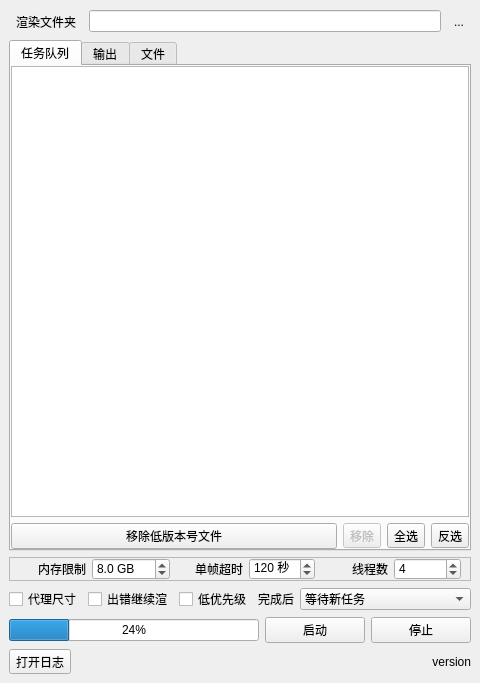
This is lib/batchrender/view/mainwindow.ui in NateScarlet/NukeBatchRender as Qt 5 draws it before an edit. The edited form follows.
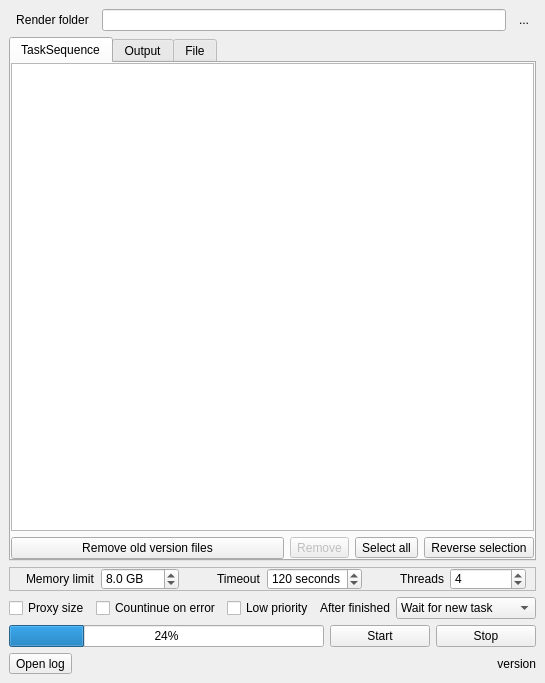
This is the edited form. The open tabs and pages were chosen to show the change.

What changed in the file:
```diff
--- a/lib/batchrender/view/mainwindow.ui
+++ b/lib/batchrender/view/mainwindow.ui
@@ -11,7 +11,7 @@
    </rect>
   </property>
   <property name="windowTitle">
-   <string>Nuke批渲染</string>
+   <string>NukeBatchRender</string>
   </property>
   <property name="styleSheet">
    <string notr="true">QTextBrowser{
@@ -25,7 +25,7 @@
       <item>
        <widget class="QToolButton" name="toolButtonOpenDir">
         <property name="text">
-         <string>渲染文件夹</string>
+         <string>Render folder</string>
         </property>
         <property name="toolButtonStyle">
          <enum>Qt::ToolButtonTextBesideIcon</enum>
@@ -64,7 +64,7 @@
       </property>
       <widget class="QWidget" name="tab">
        <attribute name="title">
-        <string>任务队列</string>
+        <string>TaskSequence</string>
        </attribute>
        <layout class="QVBoxLayout" name="verticalLayout">
         <property name="margin">
@@ -85,7 +85,7 @@
           <item>
            <widget class="QPushButton" name="pushButtonRemoveOldVersion">
             <property name="text">
-             <string>移除低版本号文件</string>
+             <string>Remove old version files</string>
             </property>
            </widget>
           </item>
@@ -95,21 +95,21 @@
              <bool>false</bool>
             </property>
             <property name="text">
-             <string>移除</string>
+             <string>Remove</string>
             </property>
            </widget>
           </item>
           <item>
            <widget class="QToolButton" name="toolButtonCheckAll">
             <property name="text">
-             <string>全选</string>
+             <string>Select all</string>
             </property>
            </widget>
           </item>
           <item>
            <widget class="QToolButton" name="toolButtonReverseCheck">
             <property name="text">
-             <string>反选</string>
+             <string>Reverse selection</string>
             </property>
            </widget>
           </item>
@@ -119,7 +119,7 @@
       </widget>
       <widget class="QWidget" name="tab_2">
        <attribute name="title">
-        <string>输出</string>
+        <string>Output</string>
        </attribute>
        <layout class="QVBoxLayout" name="verticalLayout_4">
         <property name="margin">
@@ -145,7 +145,7 @@
       </widget>
       <widget class="QWidget" name="tab_3">
        <attribute name="title">
-        <string>文件</string>
+        <string>File</string>
        </attribute>
        <layout class="QVBoxLayout" name="verticalLayout_2">
         <property name="margin">
@@ -179,7 +179,7 @@
        <item alignment="Qt::AlignRight">
         <widget class="QLabel" name="label_3">
          <property name="text">
-          <string>内存限制</string>
+          <string>Memory limit</string>
          </property>
         </widget>
        </item>
@@ -211,17 +211,17 @@
        <item alignment="Qt::AlignRight">
         <widget class="QLabel" name="label_4">
          <property name="text">
-          <string>单帧超时</string>
+          <string>Timeout</string>
          </property>
         </widget>
        </item>
        <item>
         <widget class="QSpinBox" name="spinBoxTimeOut">
          <property name="toolTip">
-          <string>渲染超时时会关闭低优先级重试</string>
+          <string>Will retry with `low priority` off when timeout.</string>
          </property>
          <property name="suffix">
-          <string> 秒</string>
+          <string> seconds</string>
          </property>
          <property name="maximum">
           <number>999</number>
@@ -234,7 +234,7 @@
        <item alignment="Qt::AlignRight">
         <widget class="QLabel" name="label">
          <property name="text">
-          <string>线程数</string>
+          <string>Threads</string>
          </property>
         </widget>
        </item>
@@ -262,7 +262,7 @@
          </sizepolicy>
         </property>
         <property name="text">
-         <string>代理尺寸</string>
+         <string>Proxy size</string>
         </property>
        </widget>
       </item>
@@ -275,7 +275,7 @@
          </sizepolicy>
         </property>
         <property name="text">
-         <string>出错继续渲</string>
+         <string>Countinue on error</string>
         </property>
        </widget>
       </item>
@@ -288,7 +288,7 @@
          </sizepolicy>
         </property>
         <property name="text">
-         <string>低优先级</string>
+         <string>Low priority</string>
         </property>
        </widget>
       </item>
@@ -303,7 +303,7 @@
            </sizepolicy>
           </property>
           <property name="text">
-           <string>完成后</string>
+           <string>After finished</string>
           </property>
          </widget>
         </item>
@@ -317,17 +317,17 @@
           </property>
           <item>
            <property name="text">
-            <string>等待新任务</string>
+            <string>Wait for new task</string>
            </property>
           </item>
           <item>
            <property name="text">
-            <string>关机</string>
+            <string>Shutdown</string>
            </property>
           </item>
           <item>
            <property name="text">
-            <string>休眠</string>
+            <string>Hibernate</string>
            </property>
           </item>
           <item>
@@ -337,17 +337,17 @@
           </item>
           <item>
            <property name="text">
-            <string>执行命令</string>
+            <string>Execute command...</string>
            </property>
           </item>
           <item>
            <property name="text">
-            <string>运行程序</string>
+            <string>Run program...</string>
            </property>
           </item>
           <item>
            <property name="text">
-            <string>什么都不做</string>
+            <string>Idle</string>
            </property>
           </item>
          </widget>
@@ -380,7 +380,7 @@
          </size>
         </property>
         <property name="text">
-         <string>启动</string>
+         <string>Start</string>
         </property>
        </widget>
       </item>
@@ -393,7 +393,7 @@
          </size>
         </property>
         <property name="text">
-         <string>停止</string>
+         <string>Stop</string>
         </property>
        </widget>
       </item>
@@ -404,7 +404,7 @@
       <item>
        <widget class="QToolButton" name="toolButtonOpenLog">
         <property name="text">
-         <string>打开日志</string>
+         <string>Open log</string>
         </property>
        </widget>
       </item>
```
